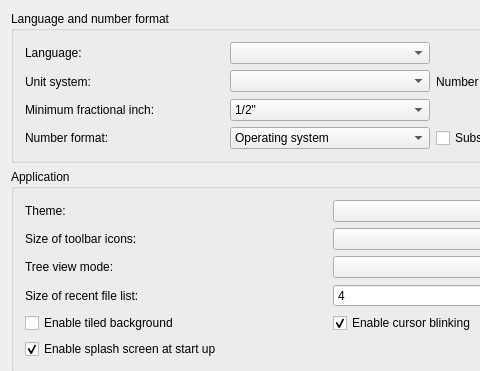
Above: src/Gui/DlgGeneral.ui from southseact-3d/fcd before the change; both pictures show x 0 to 480 and y 0 to 371 of the 660 by 930 pixel window. Below: the same form after it.
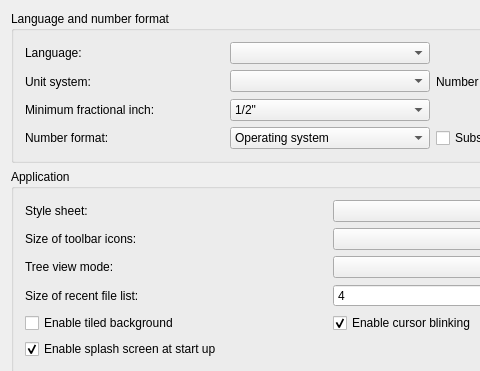
That is the form after the change. Custom widgets are drawn as their Qt base class.

Commit message: Pref: General: revert change from stylesheet to theme.

Diff of the .ui file:
```diff
--- a/src/Gui/DlgGeneral.ui
+++ b/src/Gui/DlgGeneral.ui
@@ -214,7 +214,7 @@
        <item row="0" column="0">
         <widget class="QLabel" name="styleSheetLabel">
          <property name="text">
-          <string>Theme:</string>
+          <string>Style sheet:</string>
          </property>
         </widget>
        </item>
```
Left out of the diff: 2 changed lines with no effect on the pictures.
